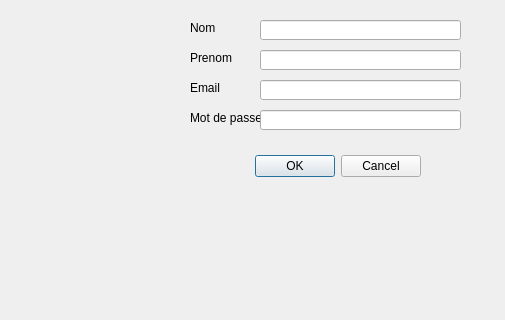
This is UI/Singup.ui in Rolerdxx/Car-Rental as Qt 5 draws it before an edit; both pictures show x 280 to 785 and y 180 to 500 of the 889 by 500 pixel window. The edited form follows.
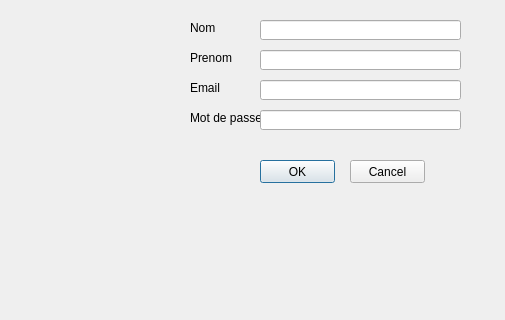
This is the edited form. Icons and pictures are not drawn.

```diff
--- a/UI/Singup.ui
+++ b/UI/Singup.ui
@@ -20,29 +20,6 @@
             background-position: center;
         }</string>
   </property>
-  <widget class="QDialogButtonBox" name="signupbtn">
-   <property name="geometry">
-    <rect>
-     <x>360</x>
-     <y>330</y>
-     <width>341</width>
-     <height>32</height>
-    </rect>
-   </property>
-   <property name="styleSheet">
-    <string notr="true">QDialog {
-            background-image: url(&quot;./images/login.jpg&quot;); 
-            background-repeat: no-repeat; 
-            background-position: center;
-        }</string>
-   </property>
-   <property name="orientation">
-    <enum>Qt::Horizontal</enum>
-   </property>
-   <property name="standardButtons">
-    <set>QDialogButtonBox::Cancel|QDialogButtonBox::Ok</set>
-   </property>
-  </widget>
   <widget class="QLineEdit" name="nomline">
    <property name="geometry">
     <rect>
@@ -135,6 +112,32 @@
     </rect>
    </property>
   </widget>
+  <widget class="QPushButton" name="Sibtn">
+   <property name="geometry">
+    <rect>
+     <x>540</x>
+     <y>340</y>
+     <width>75</width>
+     <height>23</height>
+    </rect>
+   </property>
+   <property name="text">
+    <string>OK</string>
+   </property>
+  </widget>
+  <widget class="QPushButton" name="Cnclbtn">
+   <property name="geometry">
+    <rect>
+     <x>630</x>
+     <y>340</y>
+     <width>75</width>
+     <height>23</height>
+    </rect>
+   </property>
+   <property name="text">
+    <string>Cancel</string>
+   </property>
+  </widget>
  </widget>
  <resources/>
  <connections>
```
Left out of the diff: 35 changed lines with no effect on the pictures.
